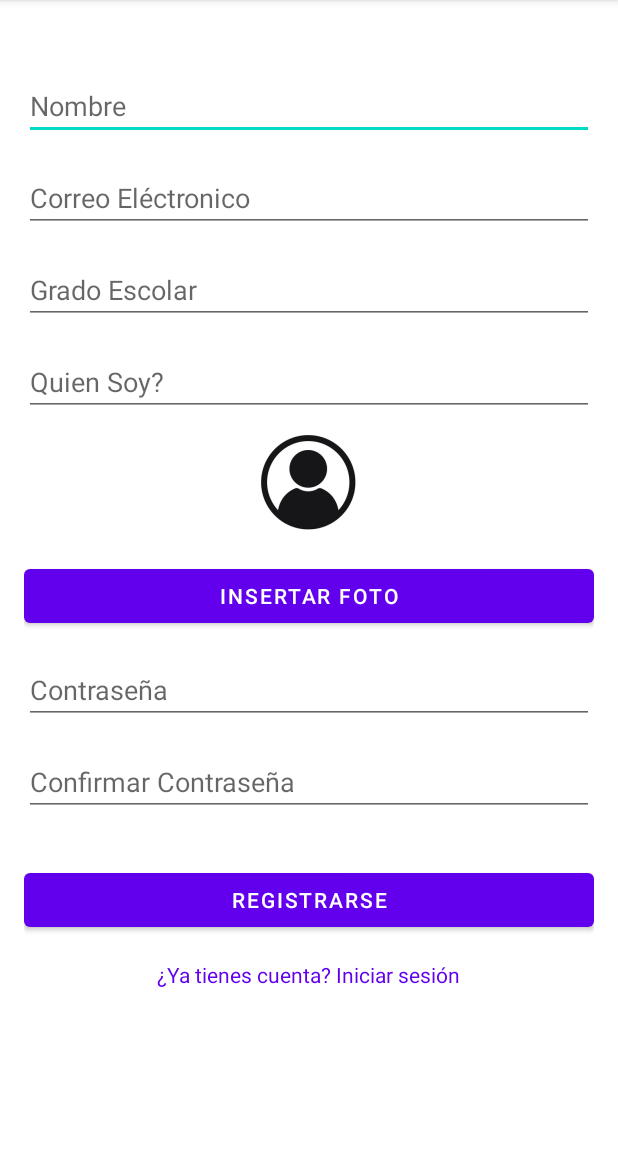
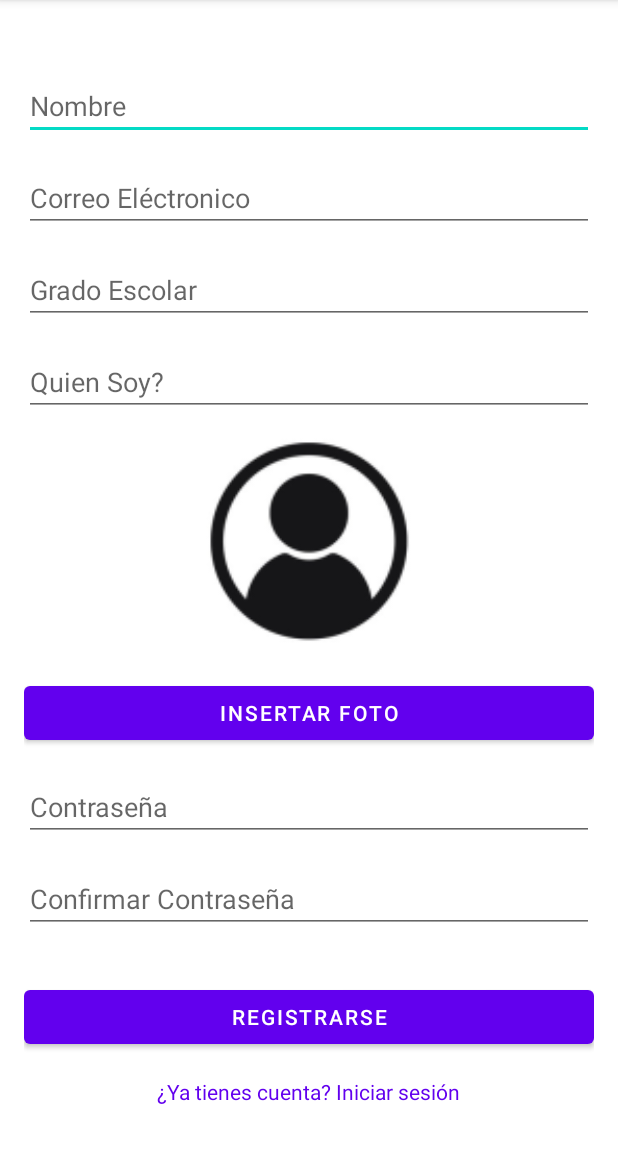
Before and after one commit to DesarrolloMovilD-Mentes/LWP_App, an Android app: the Register screen opened directly, with no data from a screen before it, on a phone screen of 412 x 824 dp, the part 84-1236 px from its top. Run offline under Robolectric (Android 15) with nearby library versions, the phone set to English and light mode, and no system bars; our stand-ins replace CircleImageView, Firebase (no records; nobody signed in at launch, a user with empty details on screens opened directly).

Commit message:
Comments completed

```diff
--- a/lwp_lab01/app/build.gradle.kts
+++ b/lwp_lab01/app/build.gradle.kts
@@ -71,5 +71,7 @@ dependencies {
     implementation("com.google.android.gms:play-services-auth:20.7.0")
     // Add the dependency for the Firebase Authentication library
     // When using the BoM, you don't specify versions in Firebase library dependencies
+    implementation ("com.google.android.material:material:1.8.0") // Asegúrate de usar la última versión
+
 
 }
--- a/lwp_lab01/app/src/main/java/com/example/lwp_lab01/entities/cls_comments.kt
+++ b/lwp_lab01/app/src/main/java/com/example/lwp_lab01/entities/cls_comments.kt
@@ -5,5 +5,7 @@ import java.util.Date
 data class cls_comments(
     var pdfName: String = "",
     var comment: String = "",
-    var date: String = ""
+    var date: String = "",
+    //var urlImage: String= "",
+    var userName: String = ""
 )
--- a/lwp_lab01/app/src/main/res/layout/activity_commensection.xml
+++ b/lwp_lab01/app/src/main/res/layout/activity_commensection.xml
@@ -40,6 +40,8 @@
             android:id="@+id/post_detail_currentuser_img"
             android:layout_width="36dp"
             android:layout_height="36dp"
+            app:shapeAppearanceOverlay="@style/CircleImageView"
+            android:scaleType="centerCrop"
             android:layout_marginStart="16dp"
             android:layout_marginTop="16dp"
             app:layout_constraintStart_toStartOf="parent"
--- a/lwp_lab01/app/src/main/res/layout/activity_register.xml
+++ b/lwp_lab01/app/src/main/res/layout/activity_register.xml
@@ -55,15 +55,17 @@
             app:layout_constraintStart_toStartOf="parent"
             app:layout_constraintTop_toBottomOf="@id/registerSchoolGrade" />
 
-        <ImageView
+        <com.google.android.material.imageview.ShapeableImageView
             android:id="@+id/UserImage"
-            android:layout_width="wrap_content"
-            android:layout_height="wrap_content"
+            android:layout_width="150dp"
+            android:layout_height="150dp"
             android:layout_marginTop="8dp"
+            android:scaleType="centerCrop"
             app:layout_constraintEnd_toEndOf="parent"
             app:layout_constraintHorizontal_bias="0.498"
             app:layout_constraintStart_toStartOf="parent"
             app:layout_constraintTop_toBottomOf="@id/registerWhoAmI"
+            app:shapeAppearanceOverlay="@style/CircleImageView"
             app:srcCompat="@mipmap/userimage"/>
 
         <Button
--- a/lwp_lab01/app/src/main/res/layout/comment_cards.xml
+++ b/lwp_lab01/app/src/main/res/layout/comment_cards.xml
@@ -16,6 +16,8 @@
         app:layout_constraintStart_toStartOf="parent"
         app:layout_constraintTop_toTopOf="parent"
         app:srcCompat="@mipmap/userimage"
+        android:scaleType="centerCrop"
+        app:shapeAppearanceOverlay="@style/CircleImageView"
         tools:ignore="ContentDescription" />
 
     <TextView
--- a/lwp_lab01/app/src/main/res/menu/main.xml
+++ b/lwp_lab01/app/src/main/res/menu/main.xml
@@ -24,6 +24,11 @@
             android:id="@+id/action_user_logo"
             android:title=""
             android:icon="@mipmap/userimage"
+            android:layout_width="11dp"
+            android:layout_height="11dp"
+            android:layout_marginTop="8dp"
+            android:scaleType="centerCrop"
+            app:shapeAppearanceOverlay="@style/CircleImageView"
             app:showAsAction="ifRoom"/>
     </menu>
 </item>
--- /dev/null
+++ b/lwp_lab01/app/src/main/res/values/style.xml
@@ -0,0 +1,7 @@
+<?xml version="1.0" encoding="utf-8"?>
+<resources>
+    <style name="CircleImageView" parent="">
+        <item name="cornerFamily">rounded</item>
+        <item name="cornerSize">50%</item>
+    </style>
+</resources>
```
Also changed, not shown: lwp_lab01/app/src/main/java/com/example/lwp_lab01/MainActivity.kt (+58 -2 lines), lwp_lab01/app/src/main/java/com/example/lwp_lab01/ui/comment_List/CommentAdapter.kt (+7 -1 lines), lwp_lab01/app/src/main/java/com/example/lwp_lab01/ui/comment_List/CommentSection.kt (+53 -11 lines).
